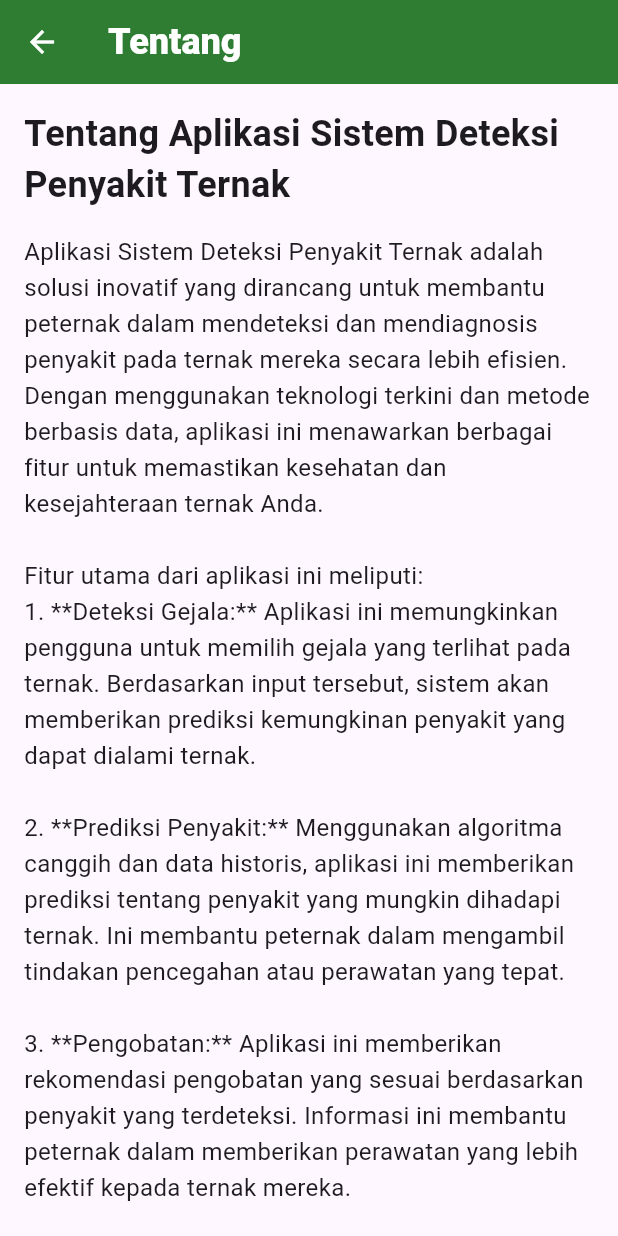
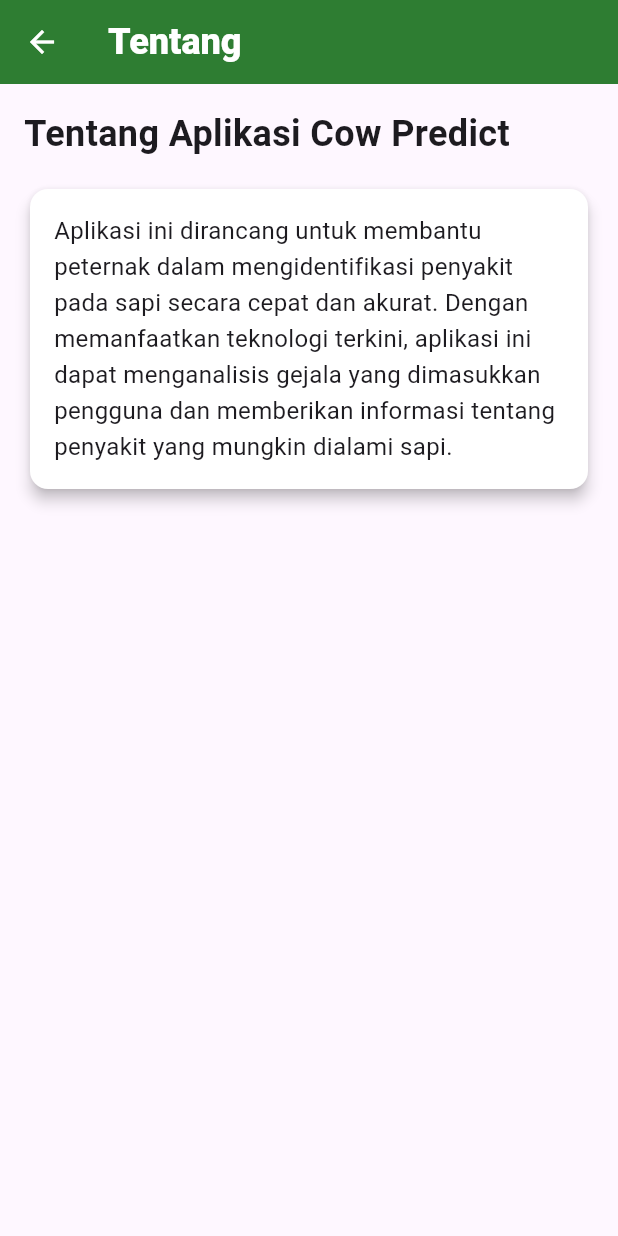
Before and after one commit to Tomjerry12345/cow-disease-detection, a Flutter app: the screen it shows after launch, after a tap on "Tentang", on a phone screen of 412 x 824 dp. Run offline on Flutter 3.47's test engine with Material 3 defaults, Android fonts, the phone set to English and light mode, and no system bars; our stand-ins replace dropdown_button2, get.

Commit message:
03/09/2024 04:02

```diff
--- a/lib/screens/home/home_screen.dart
+++ b/lib/screens/home/home_screen.dart
@@ -26,10 +26,11 @@ class HomeScreen extends StatelessWidget {
                 Container(
                   width: 150,
                   height: 150,
-                  color: Colors.green,
+                  child: Image.asset(Assets.logo),
+                  color: Color.fromARGB(255, 240, 240, 240),
                 ),
                 H(24),
-                TextComponent("Cow Predict")
+                TextComponent("Cow\nPredict")
               ],
             ),
             V(24),
--- a/lib/screens/tentang/tentang_screen.dart
+++ b/lib/screens/tentang/tentang_screen.dart
@@ -16,25 +16,30 @@ class TentangScreen extends StatelessWidget {
           crossAxisAlignment: CrossAxisAlignment.start,
           children: [
             const Text(
-              "Tentang Aplikasi Sistem Deteksi Penyakit Ternak",
+              "Tentang Aplikasi Cow Predict",
               style: TextStyle(
                 fontSize: 24,
                 fontWeight: FontWeight.bold,
               ),
             ),
             const SizedBox(height: 16),
-            const Text(
-              "Aplikasi Sistem Deteksi Penyakit Ternak adalah solusi inovatif yang dirancang untuk membantu peternak dalam mendeteksi dan mendiagnosis penyakit pada ternak mereka secara lebih efisien. Dengan menggunakan teknologi terkini dan metode berbasis data, aplikasi ini menawarkan berbagai fitur untuk memastikan kesehatan dan kesejahteraan ternak Anda.\n\n"
-              "Fitur utama dari aplikasi ini meliputi:\n"
-              "1. **Deteksi Gejala:** Aplikasi ini memungkinkan pengguna untuk memilih gejala yang terlihat pada ternak. Berdasarkan input tersebut, sistem akan memberikan prediksi kemungkinan penyakit yang dapat dialami ternak.\n\n"
-              "2. **Prediksi Penyakit:** Menggunakan algoritma canggih dan data historis, aplikasi ini memberikan prediksi tentang penyakit yang mungkin dihadapi ternak. Ini membantu peternak dalam mengambil tindakan pencegahan atau perawatan yang tepat.\n\n"
-              "3. **Pengobatan:** Aplikasi ini memberikan rekomendasi pengobatan yang sesuai berdasarkan penyakit yang terdeteksi. Informasi ini membantu peternak dalam memberikan perawatan yang lebih efektif kepada ternak mereka.\n\n"
-              "4. **Data dan Statistik:** Dengan fitur ini, peternak dapat melacak dan menganalisis data kesehatan ternak mereka dari waktu ke waktu. Statistik ini memberikan wawasan yang berharga tentang tren kesehatan ternak dan membantu dalam pengambilan keputusan yang lebih baik.\n\n"
-              "Aplikasi ini bertujuan untuk meningkatkan kualitas hidup ternak dan mengurangi kerugian yang disebabkan oleh penyakit. Dengan antarmuka yang ramah pengguna dan teknologi yang andal, aplikasi ini adalah alat penting bagi setiap peternak yang ingin menjaga kesehatan ternak mereka dengan lebih baik.\n\n"
-              "Kami terus berupaya untuk memperbarui dan meningkatkan aplikasi ini agar tetap relevan dan bermanfaat bagi semua pengguna. Terima kasih telah menggunakan Aplikasi Sistem Deteksi Penyakit Ternak.",
-              style: TextStyle(
-                fontSize: 16,
-                height: 1.5,
+            Card(
+              color: Colors.white,
+              elevation: 4, // Memberikan efek bayangan pada kartu
+              shape: RoundedRectangleBorder(
+                borderRadius:
+                    BorderRadius.circular(12), // Membuat sudut kartu melengkung
+              ),
+              child: Padding(
+                padding: const EdgeInsets.all(16.0),
+                child: const Text(
+                  "Aplikasi ini dirancang untuk membantu peternak dalam mengidentifikasi penyakit pada sapi secara cepat dan akurat. "
+                  "Dengan memanfaatkan teknologi terkini, aplikasi ini dapat menganalisis gejala yang dimasukkan pengguna dan memberikan informasi tentang penyakit yang mungkin dialami sapi.",
+                  style: TextStyle(
+                    fontSize: 16,
+                    height: 1.5,
+                  ),
+                ),
               ),
             ),
           ],
--- a/lib/values/constants.dart
+++ b/lib/values/constants.dart
@@ -13,3 +13,7 @@ const defaultPadding = 16.0;
 const KEY_ISLOGGING = "is-logging";
 
 const BASE_URL = "http://10.0.2.2:5000";
+
+class Assets {
+  static const String logo = 'assets/logo.png';
+}
--- a/pubspec.yaml
+++ b/pubspec.yaml
@@ -20,3 +20,6 @@ dev_dependencies:
 
 flutter:
   uses-material-design: true
+
+  assets:
+    - assets/
```
Also changed, not shown: assets/logo.png (added).
